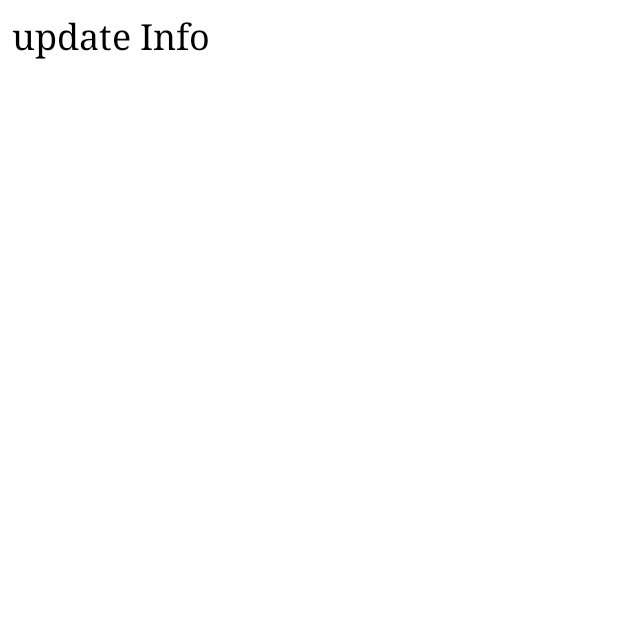
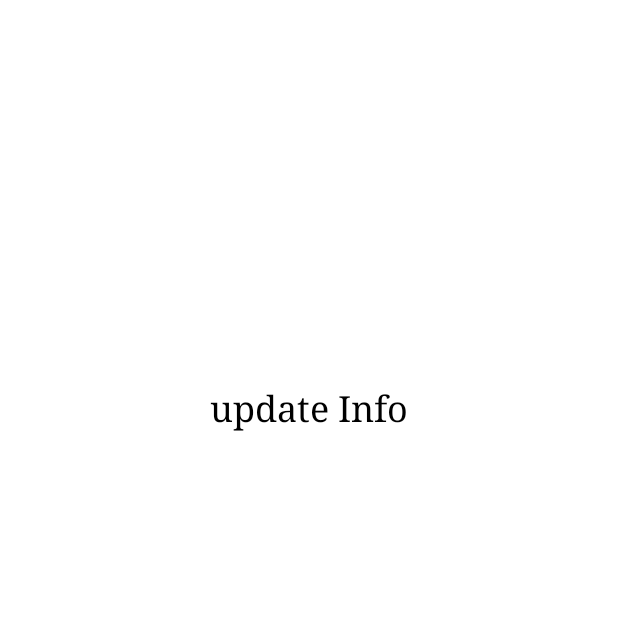
Before and after one commit to authoritydmc/CardDo, an Android app: the UpdateActivity screen opened directly, with no data from a screen before it, on a phone screen of 412 x 824 dp, the top half of it. Run offline under Robolectric (Android 15) with nearby library versions, the phone set to English and light mode, and no system bars; 1 statement that could not run was skipped.

Commit message:
new update

```diff
--- a/app/src/main/assets/config.json
+++ b/app/src/main/assets/config.json
@@ -1,4 +1,4 @@
 {
-  "version": "0.0.10",
+  "version": "0.0.12",
   "downloadURL": "https://github.com/authoritydmc/CardDo/blob/master/app/build/outputs/apk/debug/app-debug.apk"
 }
--- a/app/src/main/java/com/authoritydmc/carddo/activities/Splash.kt
+++ b/app/src/main/java/com/authoritydmc/carddo/activities/Splash.kt
@@ -70,11 +70,15 @@ class Splash : AppCompatActivity() {
                 Log.d(TAG, "Should Update: $shouldUpdate")
                 if (shouldUpdate)
                 {
+
+                    Toast.makeText(applicationContext,"New Version found ${response.body()!!.version.toString()}",Toast.LENGTH_SHORT).show()
                     routetoUpdate()
 
                 }else
                 {
-                  routetoMain()
+                    Toast.makeText(applicationContext,"No update found",Toast.LENGTH_SHORT).show()
+
+                    routetoMain()
 
                 }
             }
--- a/app/src/main/res/layout/activity_update.xml
+++ b/app/src/main/res/layout/activity_update.xml
@@ -3,22 +3,23 @@
     xmlns:app="http://schemas.android.com/apk/res-auto"
     xmlns:tools="http://schemas.android.com/tools"
     android:layout_width="match_parent"
+    android:layout_gravity="center"
     android:layout_height="match_parent"
     tools:context=".activities.UpdateActivity">
 
     <TextView
         android:id="@+id/update_info_updateActivity"
-        android:layout_width="match_parent"
-        android:layout_height="match_parent"
+        android:layout_width="337dp"
+        android:layout_height="320dp"
         android:layout_marginStart="8dp"
         android:layout_marginTop="8dp"
         android:layout_marginEnd="8dp"
-        android:layout_marginBottom="8dp"
+        android:autoLink="web"
+        android:fontFamily="serif"
         android:text="update Info"
+        android:textAlignment="center"
         android:textColor="@color/black"
-        android:fontFamily="serif"
         android:textSize="24sp"
-        android:autoLink="web"
         app:layout_constraintBottom_toBottomOf="parent"
         app:layout_constraintEnd_toEndOf="parent"
         app:layout_constraintStart_toStartOf="parent"
--- a/app/src/main/res/values/strings.xml
+++ b/app/src/main/res/values/strings.xml
@@ -1,4 +1,4 @@
 <resources>
-    <string name="app_name">CardDo</string>
+    <string name="app_name">CardKart</string>
     <string name="appName">CardKart</string>
 </resources>
```
